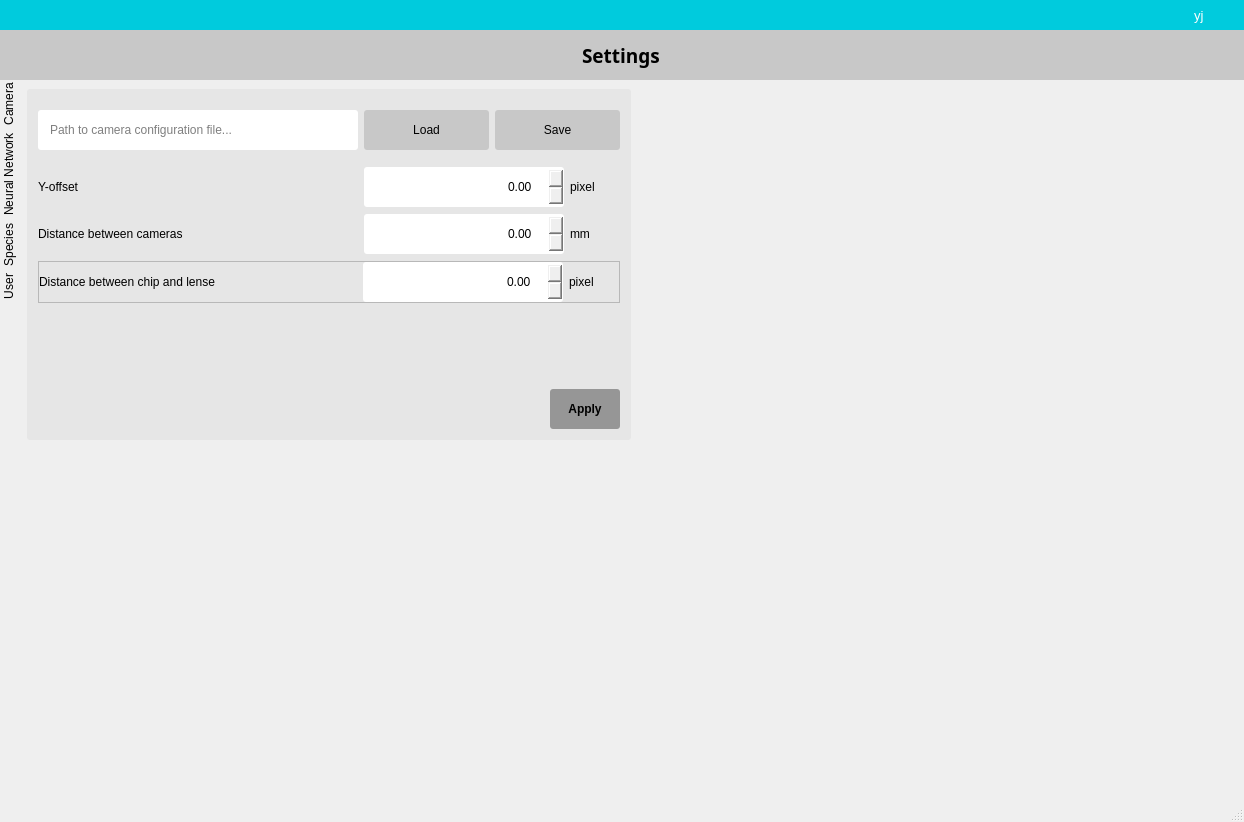
Qt form gui/design18.ui (y-jenniges/fish_detection) before a commit.
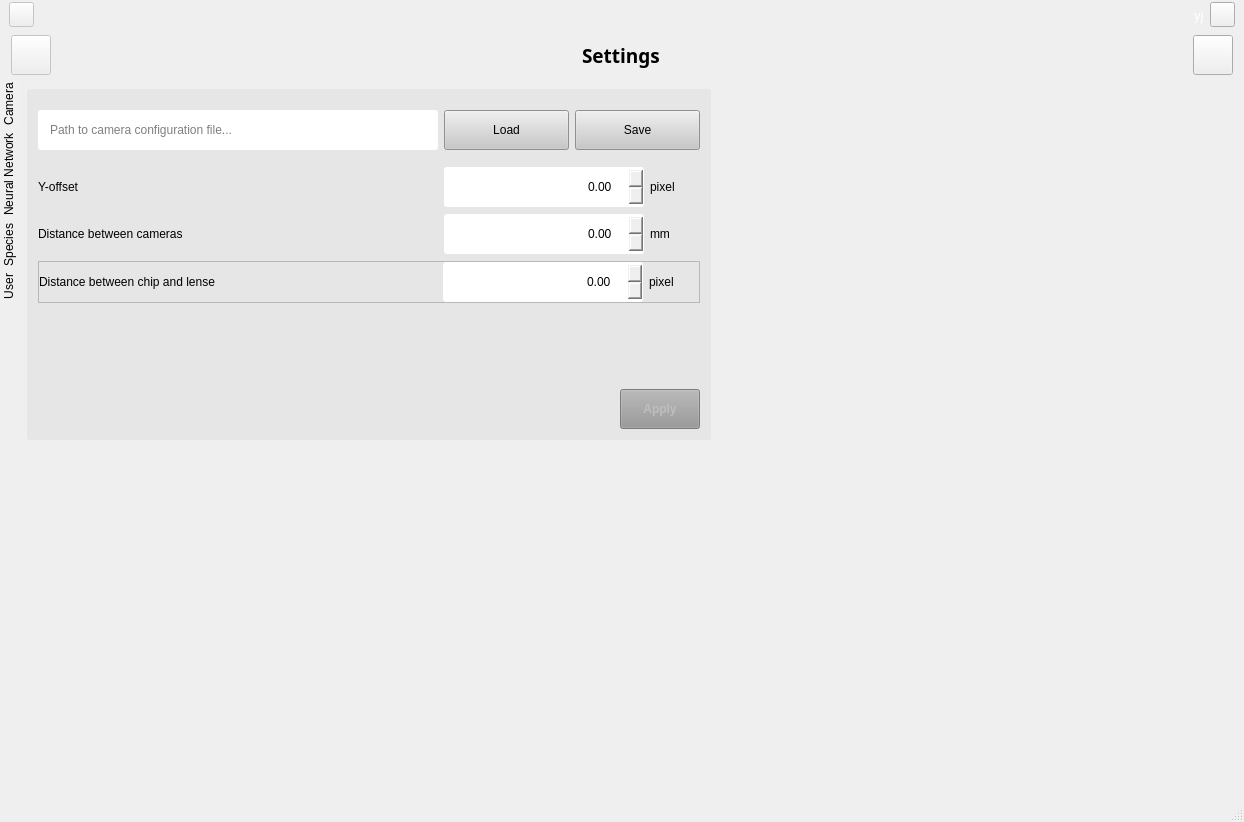
The same form after that commit. The open tabs and pages were chosen to show the change. Icons and pictures are not drawn.

Commit message: implemented interactions for the settings page and did some renaming in the ui file and the py file

What changed in the file:
```diff
--- a/gui/design18.ui
+++ b/gui/design18.ui
@@ -92,11 +92,19 @@
 }
 
 
-#btn_user:hover{
+#btn_user:hover, 
+#btn_user_data:hover, 
+#btn_user_settings:hover,
+#btn_user_handbook:hover,
+#btn_user_about:hover{
 background-color:  rgb(0, 160, 174);
 }
 
-#btn_user:pressed{
+#btn_user:pressed,
+#btn_user_data:pressed, 
+#btn_user_settings:pressed,
+#btn_user_handbook:pressed,
+#btn_user_about:pressed{
 background-color: rgb(0,100,108);
 
 }
@@ -2690,14 +2698,12 @@
     border: None;
     min-width: 8ex;
     padding: 2px;
-	padding-bottom:5px;
+	padding-bottom: 5px;
 
 }
 
 QTabBar::tab:selected, QTabBar::tab:hover {
-    background: qlineargradient(x1: 0, y1: 0, x2: 0, y2: 1,
-                                stop: 0 #fafafa, stop: 0.4 #f4f4f4,
-                                stop: 0.5 #e7e7e7, stop: 1.0 #fafafa);
+    background: rgb(240, 240, 240);
 }
 
 QTabBar::tab:selected {
@@ -3255,6 +3261,9 @@
            </property>
            <item>
             <widget class="QTabWidget" name="tabWidget">
+             <property name="enabled">
+              <bool>true</bool>
+             </property>
              <property name="styleSheet">
               <string notr="true"/>
              </property>
@@ -3302,6 +3311,9 @@
                   </property>
                   <item>
                    <widget class="QFrame" name="frame_config">
+                    <property name="enabled">
+                     <bool>true</bool>
+                    </property>
                     <property name="minimumSize">
                      <size>
                       <width>0</width>
@@ -3343,7 +3355,7 @@
                        </property>
                        <property name="minimumSize">
                         <size>
-                         <width>0</width>
+                         <width>400</width>
                          <height>40</height>
                         </size>
                        </property>
@@ -3491,7 +3503,7 @@
                         <string/>
                        </property>
                        <property name="maximum">
-                        <double>999.990000000000009</double>
+                        <double>9999.989999999999782</double>
                        </property>
                       </widget>
                      </item>
@@ -3603,7 +3615,7 @@
                         <string/>
                        </property>
                        <property name="maximum">
-                        <double>999.990000000000009</double>
+                        <double>9999.989999999999782</double>
                        </property>
                       </widget>
                      </item>
@@ -3709,7 +3721,7 @@
                         <string/>
                        </property>
                        <property name="maximum">
-                        <double>999.990000000000009</double>
+                        <double>99999.990000000005239</double>
                        </property>
                       </widget>
                      </item>
@@ -3802,6 +3814,9 @@
                      </item>
                      <item>
                       <widget class="QPushButton" name="btn_apply_camera">
+                       <property name="enabled">
+                        <bool>false</bool>
+                       </property>
                        <property name="minimumSize">
                         <size>
                          <width>70</width>
```
Left out of the diff: 59 changed lines with no effect on the pictures. The commit also changes 2 other files.
